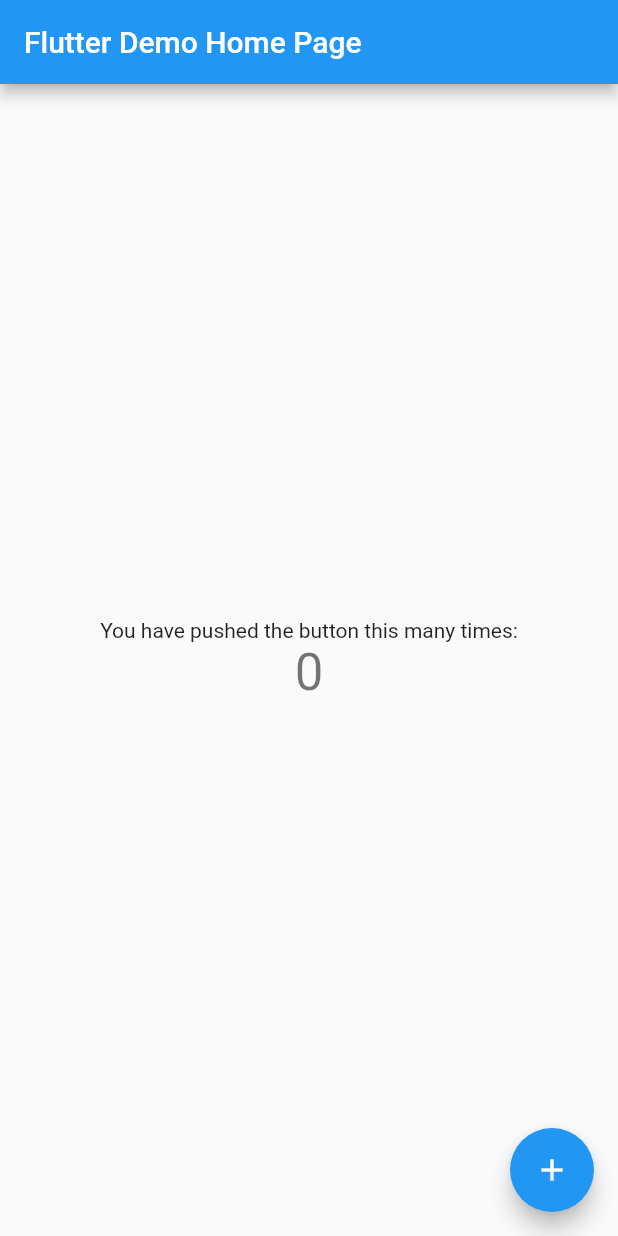
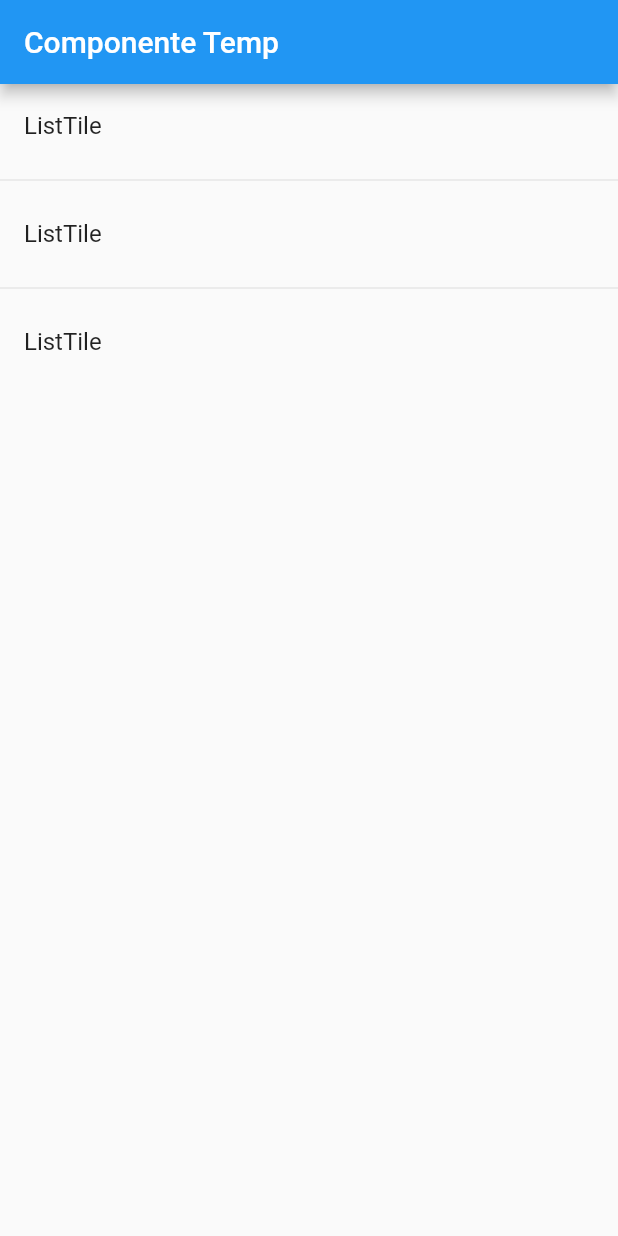
Before and after one commit to xavit/flutter-components, a Flutter app: the screen it shows after launch, on a phone screen of 412 x 824 dp. Run offline on Flutter 3.47's test engine with Material 2 defaults, Android fonts, the phone set to English and light mode, and no system bars.

Commit message:
Basics: Agregue un page y lo importe desde el main

```diff
--- a/lib/main.dart
+++ b/lib/main.dart
@@ -1,111 +1,15 @@
 import 'package:flutter/material.dart';
+import 'package:flutter_components/src/pages/home_temp.dart';
 
 void main() => runApp(MyApp());
 
 class MyApp extends StatelessWidget {
-  // This widget is the root of your application.
   @override
   Widget build(BuildContext context) {
     return MaterialApp(
-      title: 'Flutter Demo',
-      theme: ThemeData(
-        // This is the theme of your application.
-        //
-        // Try running your application with "flutter run". You'll see the
-        // application has a blue toolbar. Then, without quitting the app, try
-        // changing the primarySwatch below to Colors.green and then invoke
-        // "hot reload" (press "r" in the console where you ran "flutter run",
-        // or simply save your changes to "hot reload" in a Flutter IDE).
-        // Notice that the counter didn't reset back to zero; the application
-        // is not restarted.
-        primarySwatch: Colors.blue,
-      ),
-      home: MyHomePage(title: 'Flutter Demo Home Page'),
+      debugShowCheckedModeBanner: false,
+      title: 'Componentes',
+      home: HomePageTemp(),
     );
   }
 }
-
-class MyHomePage extends StatefulWidget {
-  MyHomePage({Key key, this.title}) : super(key: key);
-
-  // This widget is the home page of your application. It is stateful, meaning
-  // that it has a State object (defined below) that contains fields that affect
-  // how it looks.
-
-  // This class is the configuration for the state. It holds the values (in this
-  // case the title) provided by the parent (in this case the App widget) and
-  // used by the build method of the State. Fields in a Widget subclass are
-  // always marked "final".
-
-  final String title;
-
-  @override
-  _MyHomePageState createState() => _MyHomePageState();
-}
-
-class _MyHomePageState extends State<MyHomePage> {
-  int _counter = 0;
-
-  void _incrementCounter() {
-    setState(() {
-      // This call to setState tells the Flutter framework that something has
-      // changed in this State, which causes it to rerun the build method below
-      // so that the display can reflect the updated values. If we changed
-      // _counter without calling setState(), then the build method would not be
-      // called again, and so nothing would appear to happen.
-      _counter++;
-    });
-  }
-
-  @override
-  Widget build(BuildContext context) {
-    // This method is rerun every time setState is called, for instance as done
-    // by the _incrementCounter method above.
-    //
-    // The Flutter framework has been optimized to make rerunning build methods
-    // fast, so that you can just rebuild anything that needs updating rather
-    // than having to individually change instances of widgets.
-    return Scaffold(
-      appBar: AppBar(
-        // Here we take the value from the MyHomePage object that was created by
-        // the App.build method, and use it to set our appbar title.
-        title: Text(widget.title),
-      ),
-      body: Center(
-        // Center is a layout widget. It takes a single child and positions it
-        // in the middle of the parent.
-        child: Column(
-          // Column is also a layout widget. It takes a list of children and
-          // arranges them vertically. By default, it sizes itself to fit its
-          // children horizontally, and tries to be as tall as its parent.
-          //
-          // Invoke "debug painting" (press "p" in the console, choose the
-          // "Toggle Debug Paint" action from the Flutter Inspector in Android
-          // Studio, or the "Toggle Debug Paint" command in Visual Studio Code)
-          // to see the wireframe for each widget.
-          //
-          // Column has various properties to control how it sizes itself and
-          // how it positions its children. Here we use mainAxisAlignment to
-          // center the children vertically; the main axis here is the vertical
-          // axis because Columns are vertical (the cross axis would be
-          // horizontal).
-          mainAxisAlignment: MainAxisAlignment.center,
-          children: <Widget>[
-            Text(
-              'You have pushed the button this many times:',
-            ),
-            Text(
-              '$_counter',
-              style: Theme.of(context).textTheme.display1,
-            ),
-          ],
-        ),
-      ),
-      floatingActionButton: FloatingActionButton(
-        onPressed: _incrementCounter,
-        tooltip: 'Increment',
-        child: Icon(Icons.add),
-      ), // This trailing comma makes auto-formatting nicer for build methods.
-    );
-  }
-}
--- /dev/null
+++ b/lib/src/pages/home_temp.dart
@@ -0,0 +1,32 @@
+import 'package:flutter/cupertino.dart';
+import 'package:flutter/material.dart';
+
+class HomePageTemp extends StatelessWidget {
+  const HomePageTemp({Key key}) : super(key: key);
+
+  @override
+  Widget build(BuildContext context) {
+    return Center(
+      child: Scaffold(
+        appBar: AppBar(
+          title: Text('Componente Temp'),
+        ),
+        body: ListView(
+          children: <Widget>[
+            ListTile(
+              title: Text('ListTile'),
+            ),
+            Divider(),
+            ListTile(
+              title: Text('ListTile'),
+            ),
+            Divider(),
+            ListTile(
+              title: Text('ListTile'),
+            ),
+          ],
+        ),
+      ),
+    );
+  }
+}
```
